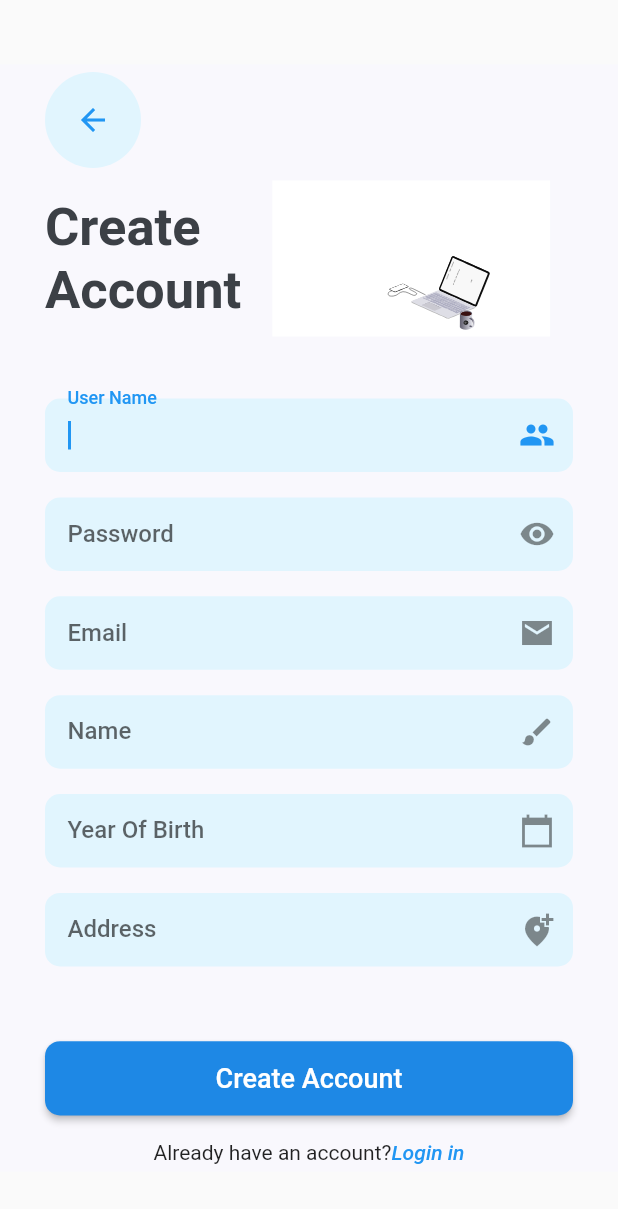
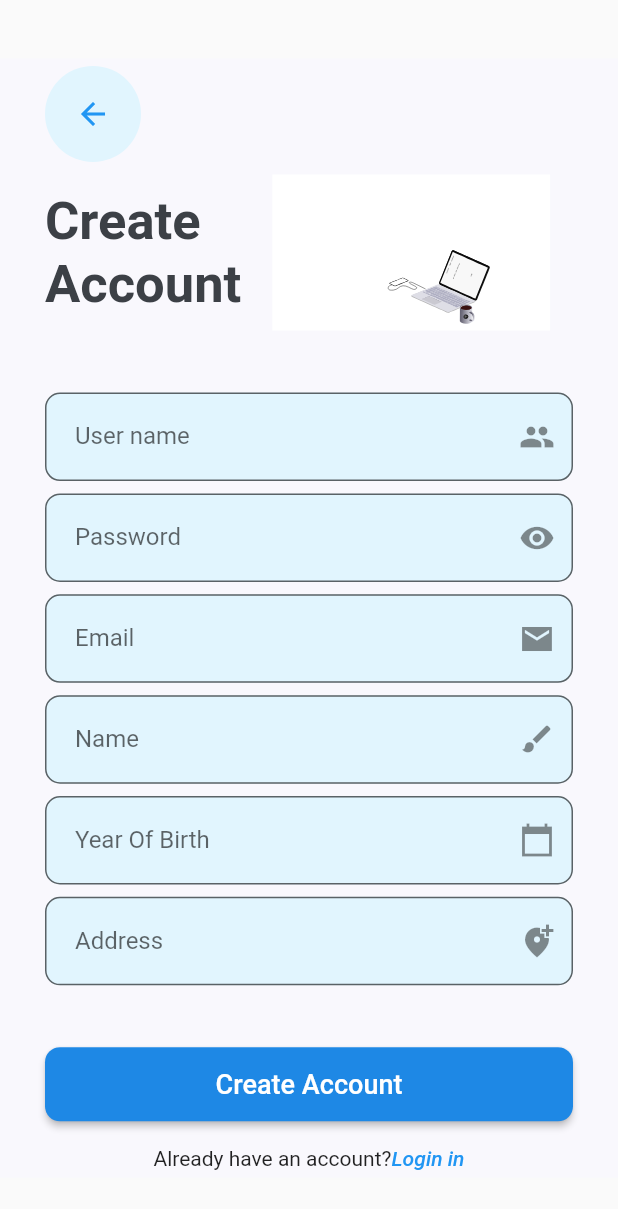
Before and after one commit to baosphoa0403/Nike-Flutter, a Flutter app: the screen it shows after launch, after a tap on "Create Account", on a phone screen of 412 x 824 dp. Shown: the top 1209 px of the screen. Run offline on Flutter 3.47's test engine with Material 2 defaults, Android fonts, the phone set to English and light mode, and no system bars; our stand-ins replace dio, flutter_secure_storage, lottie; Roboto replaces fonts that are missing (Georgia, Time New Roman).

Commit message:
add provider

```diff
--- a/nike_project/lib/main.dart
+++ b/nike_project/lib/main.dart
@@ -1,5 +1,7 @@
 import 'package:flutter/material.dart';
 import 'package:nike_project/view/main_page.dart';
+import 'package:nike_project/viewmodel/sign_up_provider.dart';
+import 'package:provider/provider.dart';
 
 void main() {
   runApp(const MyApp());
@@ -11,13 +13,20 @@ class MyApp extends StatelessWidget {
   // This widget is the root of your application.
   @override
   Widget build(BuildContext context) {
-    return MaterialApp(
-      debugShowCheckedModeBanner: false,
-      title: 'Flutter Demo',
-      theme: ThemeData(
-        primarySwatch: Colors.blue,
+    return MultiProvider(
+      providers: [
+        ChangeNotifierProvider<SignUpProvider>(
+          create: (context) => SignUpProvider(),
+        )
+      ],
+      child: MaterialApp(
+        debugShowCheckedModeBanner: false,
+        title: 'Flutter Demo',
+        theme: ThemeData(
+          primarySwatch: Colors.blue,
+        ),
+        home: const MainPage(),
       ),
-      home: const MainPage(),
     );
   }
 }
--- a/nike_project/lib/model/service/impl/sign_up_impl_service.dart
+++ b/nike_project/lib/model/service/impl/sign_up_impl_service.dart
@@ -9,29 +9,30 @@ import 'package:nike_project/model/response/user_signup_response.dart';
 import 'package:nike_project/model/service/sign_up_service.dart';
 import 'package:nike_project/viewmodel/contants/contants.dart';
 
-
 class SignUpImplService extends SignUpService {
   @override
-  Future<UserSignUpResponse?> postSignUp(UserSignUpRequest req) async{
+  Future<UserSignUpResponse?> postSignUp(UserSignUpRequest req) async {
     UserSignUpResponse? responseResult;
-    try{
-      String url="${URL_API}user/createUserProfile";
+    try {
+      String url = "${URL_API}user/createUserProfile";
       print(req.toJson());
       Response response = await Dio().post(url, data: req.toJson());
-      responseResult= returnReponse(response);
+      responseResult = returnReponse(response);
     } catch (e) {
       print(e);
     }
+
     return responseResult;
   }
 
   UserSignUpResponse? returnReponse(Response response) {
-    switch(response.statusCode) {
+    switch (response.statusCode) {
       case 201:
-      return UserSignUpResponse.fromJson(jsonEncode(response.data));
+        print(response.data);
+        return UserSignUpResponse.fromJson(jsonEncode(response.data));
       case 400:
         //throw BadRequestException(response.body.toString());
-      return null;
+        return null;
       // case 401:
       // case 403:
       //   throw UnauthorisedException(response.body.toString());
--- a/nike_project/lib/view/page/sign_up_page/component/body/body.dart
+++ b/nike_project/lib/view/page/sign_up_page/component/body/body.dart
@@ -5,194 +5,153 @@ import 'package:nike_project/view/common/Button/outlined_button_customer.dart';
 import 'package:nike_project/view/common/Input/input_text_custom.dart';
 import 'package:nike_project/view/common/common.dart';
 import 'package:nike_project/view/contants/contants.dart';
+import 'package:nike_project/viewmodel/sign_up_provider.dart';
 import 'package:nike_project/viewmodel/signup_view_model.dart';
+import 'package:provider/provider.dart';
 
-class BodySignUp extends StatefulWidget with EmailAndPasswordValidator {
+class BodySignUp extends StatelessWidget {
   BodySignUp({Key? key}) : super(key: key);
-
-  @override
-  _BodySignUpState createState() => _BodySignUpState();
-}
-
-class _BodySignUpState extends State<BodySignUp> {
-  //input
-  String username = "";
-  String email = "";
-  String password = "";
-  String name = "";
-  int yearOfBirth = 0;
-  String address = "";
-  //button
-  bool check = true;
-  bool _submited = false;
-  //notification
-  String msg="";
-
-  String? _validatorEmail(String? value) {
-    if (widget.emailValidator.isStringEmpty(value!)) {
-      return "Email is empty";
-    }
-    if (!widget.emailValidator.isEmailValid(value)) {
-      return "Email not format";
-    }
-    return null;
-  }
-
-  checkbox() {}
-
-  _submit() async {
-    setState(() {
-      _submited = true;
-    });
-    await Future.delayed(const Duration(seconds: 3));
-    SignUpViewModel().signUp(UserSignUpRequest(
-      username: this.username,
-      email: this.email,
-      password: this.password,
-      name: this.name,
-      yearOfBirth: this.yearOfBirth,
-      address: this.address,
-    ));
-
-    setState(() {
-      _submited = false;
-    });
-  }
 
   @override
   Widget build(BuildContext context) {
     Size size = MediaQuery.of(context).size;
+    SignUpProvider signUpProvider = Provider.of<SignUpProvider>(context);
     return Container(
       child: Column(
         crossAxisAlignment: CrossAxisAlignment.start,
         children: <Widget>[
-          _form(size),
+          _form(size, context, signUpProvider),
           SizedBox(height: size.height * 0.05),
-          _buildSignUp(size),
+          _buildSignUp(size, context, signUpProvider),
           SizedBox(height: size.height * 0.01),
         ],
       ),
     );
   }
 
-  Form _form(size) {
+  Form _form(size, BuildContext context, SignUpProvider signUpProvider) {
     return Form(
       child: Column(
         crossAxisAlignment: CrossAxisAlignment.start,
         children: <Widget>[
-          InputTextCustom(
-            width: size.width,
-            height: size.height * 0.07,
-            textLabel: "User Name",
-            fontWeight_label: kFontWeight_Label,
-            fontFamily_label: kFontFamily_Label,
-            color_backgroud: Colors.lightBlue.shade50,
-            padding: 15,
-            radius: 10,
-            suffixIcon: Icon(Icons.people),
-            onChanged: (value) {},
-            validator: _validatorEmail,
+          TextField(
+            decoration: InputDecoration(
+              suffixIcon: const Icon(Icons.people),
+              labelText: "User name",
+              fillColor: Colors.lightBlue.shade50,
+              filled: true,
+              contentPadding: const EdgeInsets.all(20),
+              border: OutlineInputBorder(
+                borderRadius: BorderRadius.circular(10.0),
+              ),
+            ),
+            onChanged: (String value) {
+              signUpProvider.changeUserName(value);
+            },
           ),
           SizedBox(
             height: size.height * 0.01,
           ),
-          InputTextCustom(
-            width: size.width,
-            height: size.height * 0.07,
-            textLabel: "Password",
-            fontWeight_label: kFontWeight_Label,
-            fontFamily_label: kFontFamily_Label,
-            color_backgroud: Colors.lightBlue.shade50,
-            padding: 15,
-            radius: 10,
-            suffixIcon: Icon(Icons.remove_red_eye),
-            onChanged: (value) {
-              setState(() {});
+          TextField(
+            decoration: InputDecoration(
+              suffixIcon: const Icon(Icons.remove_red_eye),
+              labelText: "Password",
+              fillColor: Colors.lightBlue.shade50,
+              filled: true,
+              contentPadding: const EdgeInsets.all(20),
+              border: OutlineInputBorder(
+                borderRadius: BorderRadius.circular(10.0),
+              ),
+            ),
+            onChanged: (String value) {
+              signUpProvider.changePassword(value);
             },
-            validator: _validatorEmail,
           ),
           SizedBox(
             height: size.height * 0.01,
           ),
-          InputTextCustom(
-            width: size.width,
-            height: size.height * 0.07,
-            textLabel: "Email",
-            fontWeight_label: kFontWeight_Label,
-            fontFamily_label: kFontFamily_Label,
-            color_backgroud: Colors.lightBlue.shade50,
-            padding: 15,
-            radius: 10,
-            suffixIcon: Icon(Icons.email_sharp),
-            onChanged: (value) {
-              setState(() {});
+          TextField(
+            decoration: InputDecoration(
+              suffixIcon: const Icon(Icons.email_sharp),
+              labelText: "Email",
+              fillColor: Colors.lightBlue.shade50,
+              filled: true,
+              contentPadding: const EdgeInsets.all(20),
+              border: OutlineInputBorder(
+                borderRadius: BorderRadius.circular(10.0),
+              ),
+            ),
+            onChanged: (String value) {
+              signUpProvider.changeEmail(value);
             },
-            validator: _validatorEmail,
           ),
           SizedBox(
             height: size.height * 0.01,
           ),
-          InputTextCustom(
-            width: size.width,
-            height: size.height * 0.07,
-            textLabel: "Name",
-            fontWeight_label: kFontWeight_Label,
-            fontFamily_label: kFontFamily_Label,
-            color_backgroud: Colors.lightBlue.shade50,
-            padding: 15,
-            radius: 10,
-            suffixIcon: Icon(Icons.brush),
-            onChanged: (value) {
-              setState(() {});
+          TextField(
+            decoration: InputDecoration(
+              suffixIcon: const Icon(Icons.brush),
+              labelText: "Name",
+              fillColor: Colors.lightBlue.shade50,
+              filled: true,
+              contentPadding: const EdgeInsets.all(20),
+              border: OutlineInputBorder(
+                borderRadius: BorderRadius.circular(10.0),
+              ),
+            ),
+            onChanged: (String value) {
+              signUpProvider.changeName(value);
             },
-            validator: _validatorEmail,
           ),
           SizedBox(
             height: size.height * 0.01,
           ),
-          InputTextCustom(
-            width: size.width,
-            height: size.height * 0.07,
-            textLabel: "Year Of Birth",
-            fontWeight_label: kFontWeight_Label,
-            fontFamily_label: kFontFamily_Label,
-            color_backgroud: Colors.lightBlue.shade50,
-            padding: 15,
-            radius: 10,
-            suffixIcon: Icon(Icons.calendar_today_sharp),
-            onChanged: (value) {
-              setState(() {});
+          TextField(
+            decoration: InputDecoration(
+              suffixIcon: const Icon(Icons.calendar_today_sharp),
+              labelText: "Year Of Birth",
+              fillColor: Colors.lightBlue.shade50,
+              filled: true,
+              contentPadding: const EdgeInsets.all(20),
+              border: OutlineInputBorder(
+                borderRadius: BorderRadius.circular(10.0),
+              ),
+            ),
+            onChanged: (String value) {
+              signUpProvider.changeYob(value);
             },
-            validator: _validatorEmail,
           ),
           SizedBox(
             height: size.height * 0.01,
           ),
-          InputTextCustom(
-            width: size.width,
-            height: size.height * 0.07,
-            textLabel: "Address",
-            fontWeight_label: kFontWeight_Label,
-            fontFamily_label: kFontFamily_Label,
-            color_backgroud: Colors.lightBlue.shade50,
-            padding: 15,
-            radius: 10,
-            suffixIcon: Icon(Icons.add_location_alt),
-            onChanged: (value) {
-              setState(() {});
+          TextField(
+            decoration: InputDecoration(
+              suffixIcon: const Icon(Icons.add_location_alt_sharp),
+              labelText: "Address",
+              fillColor: Colors.lightBlue.shade50,
+              filled: true,
+              contentPadding: const EdgeInsets.all(20),
+              border: OutlineInputBorder(
+                borderRadius: BorderRadius.circular(10.0),
+              ),
+            ),
+            onChanged: (String value) {
+              signUpProvider.changeAddress(value);
             },
-            validator: _validatorEmail,
           ),
         ],
       ),
     );
   }
 
-  Column _buildSignUp(size) {
+  Column _buildSignUp(
+      size, BuildContext context, SignUpProvider signUpProvider) {
     return Column(
       children: <Widget>[
         ElevatedButtonCustom(
-          onPressed: _submit,
+          onPressed: () {
+            signUpProvider.submitData();
+          },
           color: kButtonColor,
           borderRadius: 10,
           height: size.height * 0.06,
--- /dev/null
+++ b/nike_project/lib/viewmodel/sign_up_provider.dart
@@ -0,0 +1,203 @@
+import 'package:flutter/cupertino.dart';
+import 'package:flutter_secure_storage/flutter_secure_storage.dart';
+import 'package:nike_project/model/request/user_signup_request.dart';
+import 'package:nike_project/model/service/impl/sign_up_impl_service.dart';
+import 'package:nike_project/model/service/sign_up_service.dart';
+import 'package:nike_project/viewmodel/validation_item.dart';
+
+class SignUpProvider with ChangeNotifier {
+  ValidationItem _userName = ValidationItem(value: "", error: "");
+  ValidationItem _password = ValidationItem(value: "", error: "");
+  ValidationItem _email = ValidationItem(value: "", error: "");
+  ValidationItem _name = ValidationItem(value: "", error: "");
+  ValidationItem _yob = ValidationItem(value: 0, error: "");
+  ValidationItem _address = ValidationItem(value: "", error: "");
+
+  final _userNameController = TextEditingController();
+  final _passwordController = TextEditingController();
+  final _emailController = TextEditingController();
+  final _nameController = TextEditingController();
+  final _yobController = TextEditingController();
+  final _addressController = TextEditingController();
+
+  final FocusNode _userNameFocusNode = FocusNode();
+  final FocusNode _passwordFocusNode = FocusNode();
+  final FocusNode _emailFocusNode = FocusNode();
+  final FocusNode _nameFocusNode = FocusNode();
+  final FocusNode _yobFocusNode = FocusNode();
+  final FocusNode _addressFocusNode = FocusNode();
+
+  bool _submitValid = false;
+
+  bool _isPasswordVisible = true;
+
+  void changePasswordVisible() {
+    _isPasswordVisible = !_isPasswordVisible;
+    notifyListeners();
+  }
+
+  TextEditingController get userNameController => _userNameController;
+  TextEditingController get passwordController => _passwordController;
+  TextEditingController get emailController => _emailController;
+  TextEditingController get nameController => _nameController;
+  TextEditingController get yobController => _yobController;
+  TextEditingController get addressController => _addressController;
+
+  FocusNode get userNameFocusNode => _userNameFocusNode;
+  FocusNode get passwordFocusNode => _passwordFocusNode;
+  FocusNode get emailFocusNode => _emailFocusNode;
+  FocusNode get nameFocusNode => _nameFocusNode;
+  FocusNode get yobFocusNode => _yobFocusNode;
+  FocusNode get addressFocusNode => _addressFocusNode;
+
+  String get textEmailController => _emailController.text;
+
+  ValidationItem get username => _userName;
+  ValidationItem get password => _password;
+  ValidationItem get email => _email;
+  ValidationItem get name => _name;
+  ValidationItem get yob => _yob;
+  ValidationItem get address => _address;
+
+  void clearEmailController() {
+    _emailController.clear();
+    notifyListeners();
+  }
+
+  void clearPasswordController() {
+    _passwordController.clear();
+    notifyListeners();
+  }
+
+  final validation = false;
+
+  // void changeFocusEmail(BuildContext context) {
+  //   final newFocus = _submitValid && _email.error != null
+  //       ? _emailFocusNode
+  //       : _passwordFocusNode;
+  //   FocusScope.of(context).requestFocus(newFocus);
+  // }
+
+  void changeUserName(String value) {
+    if (value.isEmpty && _submitValid) {
+      _userName = ValidationItem(value: "", error: "User Name is empty");
+    }
+    if (value.length < 1 && _submitValid) {
+      _userName =
+          ValidationItem(value: "", error: "User Name must 1 charactor");
+    } else {
+      _userName = ValidationItem(value: value, error: "");
+    }
+    notifyListeners();
+  }
+
+  void changePassword(String value) {
+    if (value.isEmpty && _submitValid) {
+      _password = ValidationItem(value: "", error: "Password is empty");
+    }
+    if (value.length < 1 && _submitValid) {
+      _password = ValidationItem(value: "", error: "Password must 1 charactor");
+    } else {
+      _password = ValidationItem(value: value, error: "");
+    }
+    notifyListeners();
+  }
+
+  void changeEmail(String value) {
+    String regex =
+        r'^(([^<>()[\]\\.,;:\s@\"]+(\.[^<>()[\]\\.,;:\s@\"]+)*)|(\".+\"))@((\[[0-9]{1,3}\.[0-9]{1,3}\.[0-9]{1,3}\.[0-9]{1,3}\])|(([a-zA-Z\-0-9]+\.)+[a-zA-Z]{2,}))$';
+    RegExp _regex = RegExp(regex);
+    if (value.isEmpty && _submitValid) {
+      _email = ValidationItem(error: "Email is empty", value: "");
+    }
+    if (_regex.hasMatch(value) && _submitValid) {
+      _email = ValidationItem(error: "Email is invalid Pattern", value: "");
+    } else {
+      _email = ValidationItem(value: value, error: "");
+    }
+    notifyListeners();
+  }
+
+  void changeName(String value) {
+    if (value.isEmpty && _submitValid) {
+      _name = ValidationItem(value: "", error: "Name is empty");
+    }
+    if (value.length < 1) {
+      _name = ValidationItem(value: "", error: "Name must 1 charactor");
+    } else {
+      _name = ValidationItem(value: value, error: "");
+    }
+    notifyListeners();
+  }
+
+  void changeYob(String value) {
+    if (value.isEmpty && _submitValid) {
+      _yob = ValidationItem(value: "", error: "YoB is empty");
+    }
+    if (value.length < 1) {
+      _yob = ValidationItem(value: "", error: "YoB must 5 charactor");
+    } else {
+      _yob = ValidationItem(value: value, error: "");
+    }
+    notifyListeners();
+  }
+
+  void changeAddress(String value) {
+    if (value.isEmpty && _submitValid) {
+      _address = ValidationItem(value: "", error: "Address is empty");
+    }
+    if (value.length < 1) {
+      _address = ValidationItem(value: "", error: "address must 1 charactor");
+    } else {
+      _address = ValidationItem(value: value, error: "");
+    }
+    notifyListeners();
+  }
+
+  bool get isValid {
+    if (_userName.value != null &&
+        _password.value != null &&
+        _email.value != null &&
+        _name.value != null &&
+        _yob.value != null &&
+        _address.value != null) {
+      return true;
+    }
+    return false;
+  }
+
+  void submitData() {
+    bool valid = _userName.value != null &&
+        _password.value != null &&
+        _email.value != null &&
+        _name.value != null &&
+        _yob.value != null &&
+        _address.value != null;
+    if (!valid) {
+      valid = true;
+      changeUserName(_userName.value);
+      changePassword(_password.value);
+      changeEmail(_email.value);
+      changeName(_name.value);
+      changeYob(_yob.value);
+      changeAddress(_address.value);
+      notifyListeners();
+    } else if (valid && isValid) {
+      SignUpImplService()
+          .postSignUp(UserSignUpRequest(
+              username: username.value,
+              email: email.value,
+              password: password.value,
+              name: name.value,
+              yearOfBirth: int.parse(yob.value),
+              address: address.value))
+          .then((result) async {
+        const storage = FlutterSecureStorage();
+        await storage.write(key: "user", value: result?.toJson());
+      }).onError((error, stackTrace) {
+        print("aaaa");
+      });
+    }
+    ;
+  }
+}
--- /dev/null
+++ b/nike_project/lib/viewmodel/validation_item.dart
@@ -0,0 +1,6 @@
+class ValidationItem {
+  final dynamic value;
+  final String error;
+
+  ValidationItem({required this.value, required this.error});
+}
--- a/nike_project/pubspec.yaml
+++ b/nike_project/pubspec.yaml
@@ -38,6 +38,10 @@ dependencies:
   lottie: ^1.2.1
   json_annotation: ^4.0.0
   dio: ^4.0.1
+  provider: ^6.0.1
+  flutter_secure_storage: ^5.0.2
+  fluttertoast: ^8.0.8
+
 
 dev_dependencies:
   build_runner: ^2.0.0
```
Also changed, not shown: nike_project/pubspec.lock.
